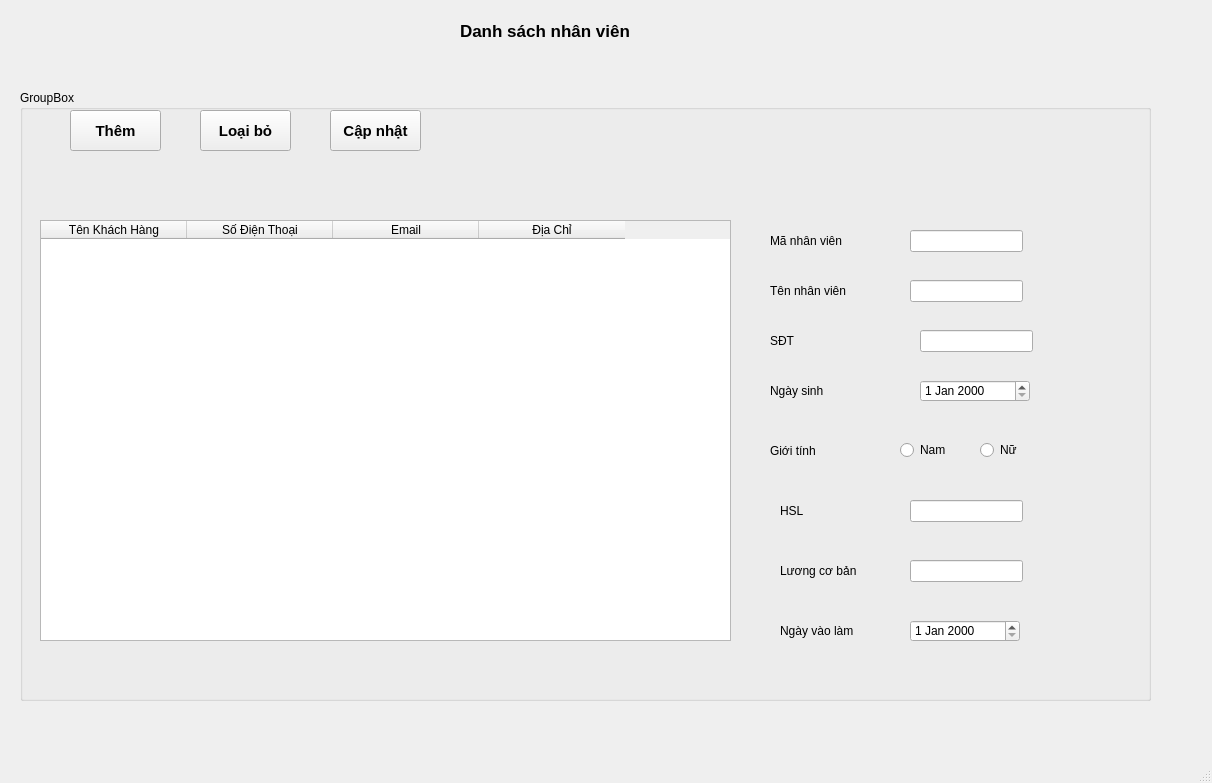
The window that agent.ui (Quan-ITTB/CDN) describes before a commit, drawn with Qt 5.
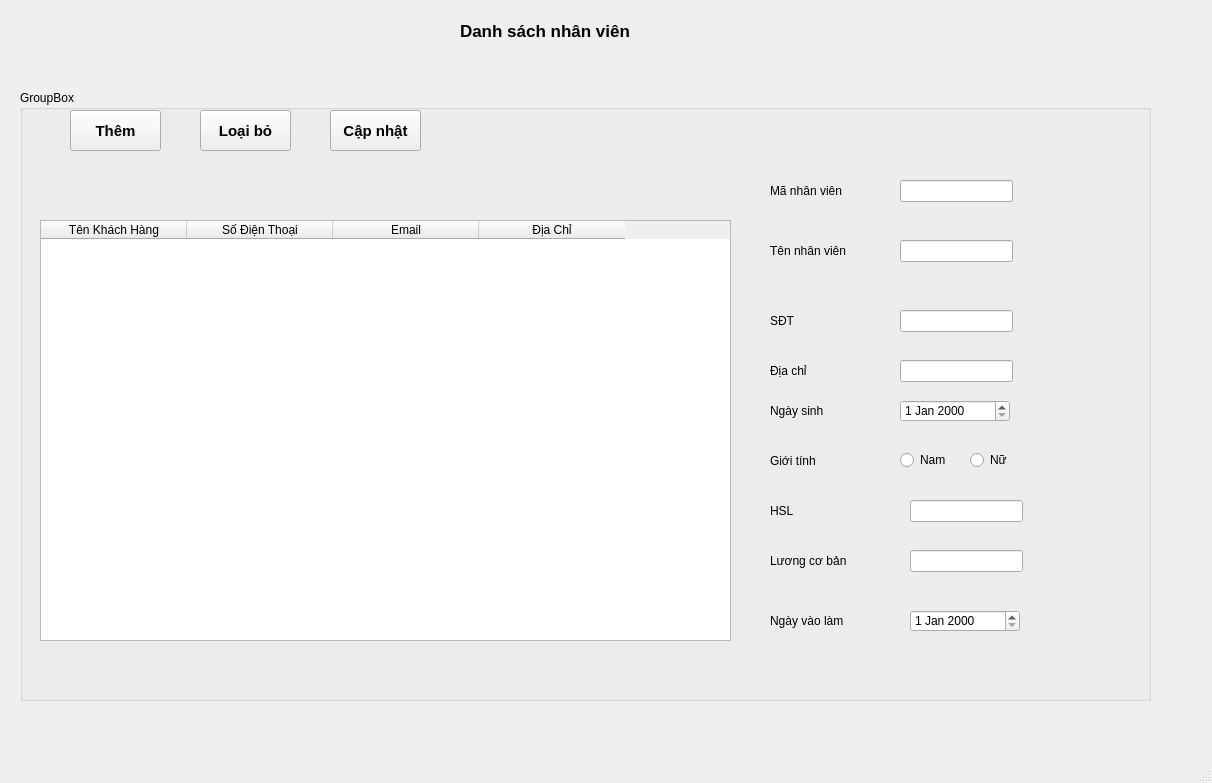
The same window after the commit.

What changed in the file:
```diff
--- a/agent.ui
+++ b/agent.ui
@@ -50,7 +50,7 @@
      <property name="geometry">
       <rect>
        <x>750</x>
-       <y>180</y>
+       <y>140</y>
        <width>91</width>
        <height>41</height>
       </rect>
@@ -123,7 +123,7 @@
      <property name="geometry">
       <rect>
        <x>750</x>
-       <y>130</y>
+       <y>80</y>
        <width>91</width>
        <height>41</height>
       </rect>
@@ -136,7 +136,7 @@
      <property name="geometry">
       <rect>
        <x>750</x>
-       <y>230</y>
+       <y>210</y>
        <width>91</width>
        <height>41</height>
       </rect>
@@ -149,7 +149,7 @@
      <property name="geometry">
       <rect>
        <x>750</x>
-       <y>280</y>
+       <y>300</y>
        <width>91</width>
        <height>41</height>
       </rect>
@@ -162,7 +162,7 @@
      <property name="geometry">
       <rect>
        <x>750</x>
-       <y>340</y>
+       <y>350</y>
        <width>91</width>
        <height>41</height>
       </rect>
@@ -174,7 +174,7 @@
     <widget class="QLabel" name="label_7">
      <property name="geometry">
       <rect>
-       <x>760</x>
+       <x>750</x>
        <y>400</y>
        <width>91</width>
        <height>41</height>
@@ -187,8 +187,8 @@
     <widget class="QLabel" name="label_8">
      <property name="geometry">
       <rect>
-       <x>760</x>
-       <y>460</y>
+       <x>750</x>
+       <y>450</y>
        <width>91</width>
        <height>41</height>
       </rect>
@@ -200,8 +200,8 @@
     <widget class="QLabel" name="label_9">
      <property name="geometry">
       <rect>
-       <x>760</x>
-       <y>520</y>
+       <x>750</x>
+       <y>510</y>
        <width>91</width>
        <height>41</height>
       </rect>
@@ -213,8 +213,8 @@
     <widget class="QLineEdit" name="txt_ma">
      <property name="geometry">
       <rect>
-       <x>890</x>
-       <y>140</y>
+       <x>880</x>
+       <y>90</y>
        <width>113</width>
        <height>22</height>
       </rect>
@@ -223,8 +223,8 @@
     <widget class="QLineEdit" name="txt_ten">
      <property name="geometry">
       <rect>
-       <x>890</x>
-       <y>190</y>
+       <x>880</x>
+       <y>150</y>
        <width>113</width>
        <height>22</height>
       </rect>
@@ -233,8 +233,8 @@
     <widget class="QLineEdit" name="txt_sdt">
      <property name="geometry">
       <rect>
-       <x>900</x>
-       <y>240</y>
+       <x>880</x>
+       <y>220</y>
        <width>113</width>
        <height>22</height>
       </rect>
@@ -254,7 +254,7 @@
      <property name="geometry">
       <rect>
        <x>890</x>
-       <y>470</y>
+       <y>460</y>
        <width>113</width>
        <height>22</height>
       </rect>
@@ -263,8 +263,8 @@
     <widget class="QDateEdit" name="dateEdit">
      <property name="geometry">
       <rect>
-       <x>900</x>
-       <y>290</y>
+       <x>880</x>
+       <y>310</y>
        <width>110</width>
        <height>22</height>
       </rect>
@@ -274,7 +274,7 @@
      <property name="geometry">
       <rect>
        <x>890</x>
-       <y>530</y>
+       <y>520</y>
        <width>110</width>
        <height>22</height>
       </rect>
@@ -284,7 +284,7 @@
      <property name="geometry">
       <rect>
        <x>880</x>
-       <y>350</y>
+       <y>360</y>
        <width>61</width>
        <height>20</height>
       </rect>
@@ -296,8 +296,8 @@
     <widget class="QRadioButton" name="rb_nu">
      <property name="geometry">
       <rect>
-       <x>960</x>
-       <y>350</y>
+       <x>950</x>
+       <y>360</y>
        <width>51</width>
        <height>20</height>
       </rect>
@@ -345,6 +345,29 @@
       </property>
      </column>
     </widget>
+    <widget class="QLabel" name="label_10">
+     <property name="geometry">
+      <rect>
+       <x>750</x>
+       <y>260</y>
+       <width>91</width>
+       <height>41</height>
+      </rect>
+     </property>
+     <property name="text">
+      <string>Địa chỉ</string>
+     </property>
+    </widget>
+    <widget class="QLineEdit" name="txt_diachi">
+     <property name="geometry">
+      <rect>
+       <x>880</x>
+       <y>270</y>
+       <width>113</width>
+       <height>22</height>
+      </rect>
+     </property>
+    </widget>
    </widget>
   </widget>
   <widget class="QMenuBar" name="menubar">
```
